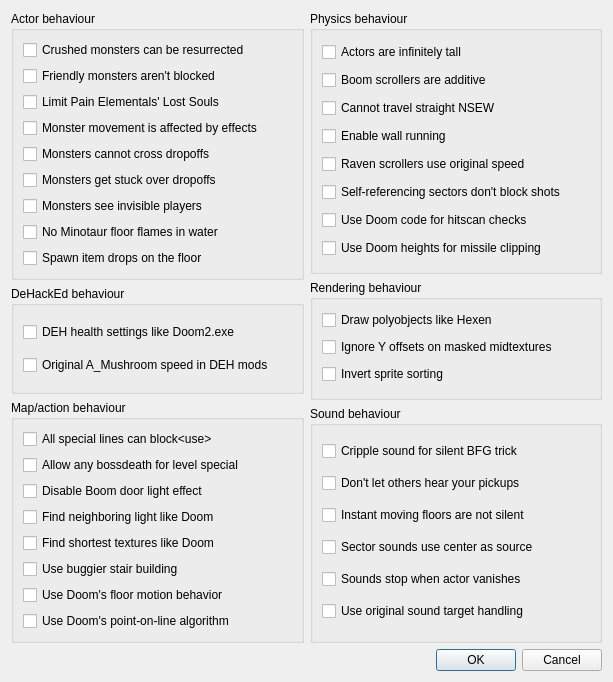
Old version of the form Forms/CompatOptsDialog.ui in the repository Youda008/DoomRunner.
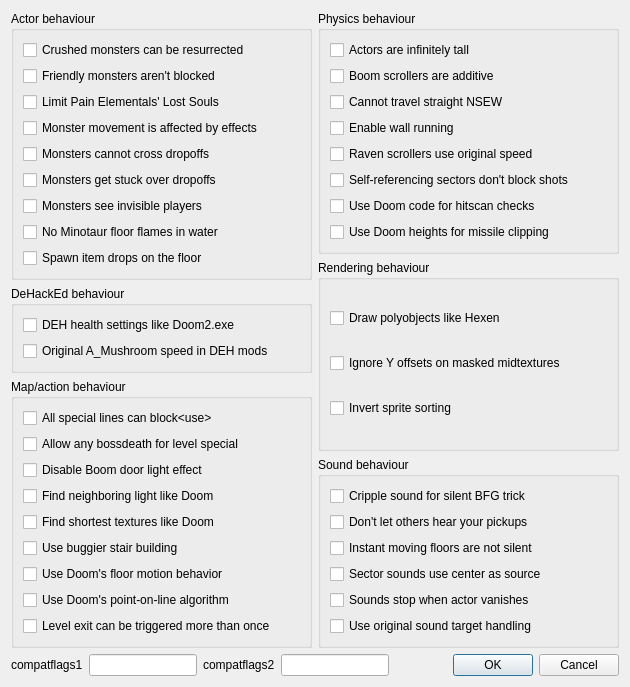
New version of the form.

```diff
--- a/Forms/CompatOptsDialog.ui
+++ b/Forms/CompatOptsDialog.ui
@@ -9,18 +9,28 @@
    <rect>
     <x>0</x>
     <y>0</y>
-    <width>613</width>
-    <height>682</height>
+    <width>630</width>
+    <height>606</height>
    </rect>
   </property>
+  <property name="sizePolicy">
+   <sizepolicy hsizetype="Fixed" vsizetype="Fixed">
+    <horstretch>0</horstretch>
+    <verstretch>0</verstretch>
+   </sizepolicy>
+  </property>
   <property name="windowTitle">
    <string>Compatibility options</string>
   </property>
-  <layout class="QGridLayout" name="gridLayout">
-   <item row="0" column="0" rowspan="2">
+  <layout class="QVBoxLayout" name="verticalLayout_10">
+   <item>
+    <layout class="QHBoxLayout" name="horizontalLayout_4">
+     <item>
+      <layout class="QVBoxLayout" name="verticalLayout_7">
+       <item>
     <widget class="QGroupBox" name="groupBox">
      <property name="sizePolicy">
-      <sizepolicy hsizetype="MinimumExpanding" vsizetype="MinimumExpanding">
+          <sizepolicy hsizetype="Minimum" vsizetype="Minimum">
        <horstretch>0</horstretch>
        <verstretch>0</verstretch>
       </sizepolicy>
@@ -122,10 +132,148 @@
      </layout>
     </widget>
    </item>
-   <item row="0" column="1">
+       <item>
+        <widget class="QGroupBox" name="groupBox_2">
+         <property name="sizePolicy">
+          <sizepolicy hsizetype="Minimum" vsizetype="Minimum">
+           <horstretch>0</horstretch>
+           <verstretch>0</verstretch>
+          </sizepolicy>
+         </property>
+         <property name="title">
+          <string>DeHackEd behaviour</string>
+         </property>
+         <layout class="QVBoxLayout" name="verticalLayout_3">
+          <item>
+           <widget class="QCheckBox" name="dehHealthSettings">
+            <property name="toolTip">
+             <string>&lt;html&gt;&lt;head/&gt;&lt;body&gt;&lt;p&gt;Boom introduced a DeHackEd bug which applied the maximum health setting to medikits and stim packs. Originally it was only supposed to affect health bonuses. Many ZDoom maps, however, use it to limit the maximum overall health so an unconditional fix is no longer possible. Use this option to play vanilla Doom-compatible WADs with DEHACKED modifications that change the maximum health value.&lt;/p&gt;&lt;/body&gt;&lt;/html&gt;</string>
+            </property>
+            <property name="text">
+             <string>DEH health settings like Doom2.exe</string>
+            </property>
+           </widget>
+          </item>
+          <item>
+           <widget class="QCheckBox" name="originalAMushroom">
+            <property name="toolTip">
+             <string>&lt;html&gt;&lt;head/&gt;&lt;body&gt;&lt;p&gt;If enabled, when the A_Mushroom codepointer is called from a state that was modified by a DeHackEd lump, it uses the original MBF behavior of the codepointer. This option does not affect states defined in DECORATE.&lt;/p&gt;&lt;/body&gt;&lt;/html&gt;</string>
+            </property>
+            <property name="text">
+             <string>Original A_Mushroom speed in DEH mods</string>
+            </property>
+           </widget>
+          </item>
+         </layout>
+        </widget>
+       </item>
+       <item>
+        <widget class="QGroupBox" name="groupBox_3">
+         <property name="sizePolicy">
+          <sizepolicy hsizetype="Minimum" vsizetype="Minimum">
+           <horstretch>0</horstretch>
+           <verstretch>0</verstretch>
+          </sizepolicy>
+         </property>
+         <property name="title">
+          <string>Map/action behaviour</string>
+         </property>
+         <layout class="QVBoxLayout" name="verticalLayout_5">
+          <item>
+           <widget class="QCheckBox" name="allSpecialLines">
+            <property name="toolTip">
+             <string>&lt;html&gt;&lt;head/&gt;&lt;body&gt;&lt;p&gt;Restores Doom's original behavior of any special line blocking use actions. ZDoom corrects this so that walkover actions or scrolling lines don't block uses.&lt;/p&gt;&lt;/body&gt;&lt;/html&gt;</string>
+            </property>
+            <property name="text">
+             <string>All special lines can block&lt;use&gt;</string>
+            </property>
+           </widget>
+          </item>
+          <item>
+           <widget class="QCheckBox" name="allowAnyBossdeath">
+            <property name="toolTip">
+             <string>&lt;html&gt;&lt;head/&gt;&lt;body&gt;&lt;p&gt;If enabled, any actor type which calls A_BossDeath triggers the level's special, even if they are not supposed to. This emulates a pre-Doom v1.9 behavior which is exploited by DoomWikiLogoIcon.pngDoomsday of UAC&lt;/p&gt;&lt;/body&gt;&lt;/html&gt;</string>
+            </property>
+            <property name="text">
+             <string>Allow any bossdeath for level special</string>
+            </property>
+           </widget>
+          </item>
+          <item>
+           <widget class="QCheckBox" name="disableBoomDoor">
+            <property name="toolTip">
+             <string>&lt;html&gt;&lt;head/&gt;&lt;body&gt;&lt;p&gt;Disables the Boom/MBF light tag effect for doors. This is to allow maps with incorrectly tagged doors to play properly.&lt;/p&gt;&lt;/body&gt;&lt;/html&gt;</string>
+            </property>
+            <property name="text">
+             <string>Disable Boom door light effect</string>
+            </property>
+           </widget>
+          </item>
+          <item>
+           <widget class="QCheckBox" name="findNeighboringLight">
+            <property name="toolTip">
+             <string>&lt;html&gt;&lt;head/&gt;&lt;body&gt;&lt;p&gt;If enabled, when a light level changes to the highest light level found in neighboring sectors, the search is made only for the first tagged sector, like in Doom.&lt;/p&gt;&lt;/body&gt;&lt;/html&gt;</string>
+            </property>
+            <property name="text">
+             <string>Find neighboring light like Doom</string>
+            </property>
+           </widget>
+          </item>
+          <item>
+           <widget class="QCheckBox" name="findShortestTextures">
+            <property name="toolTip">
+             <string>&lt;html&gt;&lt;head/&gt;&lt;body&gt;&lt;p&gt;Doom treats the first texture in the TEXTURE1 lump as no texture at all. But the function that looks for the shortest texture ignored that and checked texture n°0 as well. This option re-enables this buggy behavior for old WADs that require it.&lt;/p&gt;&lt;/body&gt;&lt;/html&gt;</string>
+            </property>
+            <property name="text">
+             <string>Find shortest textures like Doom</string>
+            </property>
+           </widget>
+          </item>
+          <item>
+           <widget class="QCheckBox" name="useBuggierStair">
+            <property name="toolTip">
+             <string>&lt;html&gt;&lt;head/&gt;&lt;body&gt;&lt;p&gt;When looking for all tagged sectors to build stairs, Doom.exe resumed the search with the last sector of the current stair, not the one following the starting sector.&lt;/p&gt;&lt;/body&gt;&lt;/html&gt;</string>
+            </property>
+            <property name="text">
+             <string>Use buggier stair building</string>
+            </property>
+           </widget>
+          </item>
+          <item>
+           <widget class="QCheckBox" name="useDoomsFloor">
+            <property name="toolTip">
+             <string>&lt;html&gt;&lt;head/&gt;&lt;body&gt;&lt;p&gt;This option undoes a Boom fix to floor movement logic. If this option is on, a floor may rise through the ceiling, or a ceiling may lower through a floor.&lt;/p&gt;&lt;/body&gt;&lt;/html&gt;</string>
+            </property>
+            <property name="text">
+             <string>Use Doom's floor motion behavior</string>
+            </property>
+           </widget>
+          </item>
+          <item>
+           <widget class="QCheckBox" name="useDoomsPointOnLine">
+            <property name="text">
+             <string>Use Doom's point-on-line algorithm</string>
+            </property>
+           </widget>
+          </item>
+          <item>
+           <widget class="QCheckBox" name="levelExit">
+            <property name="text">
+             <string>Level exit can be triggered more than once</string>
+            </property>
+           </widget>
+          </item>
+         </layout>
+        </widget>
+       </item>
+      </layout>
+     </item>
+     <item>
+      <layout class="QVBoxLayout" name="verticalLayout_9">
+       <item>
     <widget class="QGroupBox" name="groupBox_4">
      <property name="sizePolicy">
-      <sizepolicy hsizetype="MinimumExpanding" vsizetype="MinimumExpanding">
+          <sizepolicy hsizetype="Minimum" vsizetype="Minimum">
        <horstretch>0</horstretch>
        <verstretch>0</verstretch>
       </sizepolicy>
@@ -217,10 +365,10 @@
      </layout>
     </widget>
    </item>
-   <item row="1" column="1" rowspan="3">
+       <item>
     <widget class="QGroupBox" name="groupBox_5">
      <property name="sizePolicy">
-      <sizepolicy hsizetype="MinimumExpanding" vsizetype="MinimumExpanding">
+          <sizepolicy hsizetype="Minimum" vsizetype="Minimum">
        <horstretch>0</horstretch>
        <verstretch>0</verstretch>
       </sizepolicy>
@@ -262,137 +410,10 @@
      </layout>
     </widget>
    </item>
-   <item row="2" column="0">
-    <widget class="QGroupBox" name="groupBox_2">
-     <property name="sizePolicy">
-      <sizepolicy hsizetype="MinimumExpanding" vsizetype="MinimumExpanding">
-       <horstretch>0</horstretch>
-       <verstretch>0</verstretch>
-      </sizepolicy>
-     </property>
-     <property name="title">
-      <string>DeHackEd behaviour</string>
-     </property>
-     <layout class="QVBoxLayout" name="verticalLayout_3">
       <item>
-       <widget class="QCheckBox" name="checkBox_10">
-        <property name="toolTip">
-         <string>&lt;html&gt;&lt;head/&gt;&lt;body&gt;&lt;p&gt;Boom introduced a DeHackEd bug which applied the maximum health setting to medikits and stim packs. Originally it was only supposed to affect health bonuses. Many ZDoom maps, however, use it to limit the maximum overall health so an unconditional fix is no longer possible. Use this option to play vanilla Doom-compatible WADs with DEHACKED modifications that change the maximum health value.&lt;/p&gt;&lt;/body&gt;&lt;/html&gt;</string>
-        </property>
-        <property name="text">
-         <string>DEH health settings like Doom2.exe</string>
-        </property>
-       </widget>
-      </item>
-      <item>
-       <widget class="QCheckBox" name="checkBox_11">
-        <property name="toolTip">
-         <string>&lt;html&gt;&lt;head/&gt;&lt;body&gt;&lt;p&gt;If enabled, when the A_Mushroom codepointer is called from a state that was modified by a DeHackEd lump, it uses the original MBF behavior of the codepointer. This option does not affect states defined in DECORATE.&lt;/p&gt;&lt;/body&gt;&lt;/html&gt;</string>
-        </property>
-        <property name="text">
-         <string>Original A_Mushroom speed in DEH mods</string>
-        </property>
-       </widget>
-      </item>
-     </layout>
-    </widget>
-   </item>
-   <item row="3" column="0" rowspan="2">
-    <widget class="QGroupBox" name="groupBox_3">
-     <property name="sizePolicy">
-      <sizepolicy hsizetype="MinimumExpanding" vsizetype="MinimumExpanding">
-       <horstretch>0</horstretch>
-       <verstretch>0</verstretch>
-      </sizepolicy>
-     </property>
-     <property name="title">
-      <string>Map/action behaviour</string>
-     </property>
-     <layout class="QVBoxLayout" name="verticalLayout_5">
-      <item>
-       <widget class="QCheckBox" name="checkBox_12">
-        <property name="toolTip">
-         <string>&lt;html&gt;&lt;head/&gt;&lt;body&gt;&lt;p&gt;Restores Doom's original behavior of any special line blocking use actions. ZDoom corrects this so that walkover actions or scrolling lines don't block uses.&lt;/p&gt;&lt;/body&gt;&lt;/html&gt;</string>
-        </property>
-        <property name="text">
-         <string>All special lines can block&lt;use&gt;</string>
-        </property>
-       </widget>
-      </item>
-      <item>
-       <widget class="QCheckBox" name="checkBox_13">
-        <property name="toolTip">
-         <string>&lt;html&gt;&lt;head/&gt;&lt;body&gt;&lt;p&gt;If enabled, any actor type which calls A_BossDeath triggers the level's special, even if they are not supposed to. This emulates a pre-Doom v1.9 behavior which is exploited by DoomWikiLogoIcon.pngDoomsday of UAC&lt;/p&gt;&lt;/body&gt;&lt;/html&gt;</string>
-        </property>
-        <property name="text">
-         <string>Allow any bossdeath for level special</string>
-        </property>
-       </widget>
-      </item>
-      <item>
-       <widget class="QCheckBox" name="checkBox_14">
-        <property name="toolTip">
-         <string>&lt;html&gt;&lt;head/&gt;&lt;body&gt;&lt;p&gt;Disables the Boom/MBF light tag effect for doors. This is to allow maps with incorrectly tagged doors to play properly.&lt;/p&gt;&lt;/body&gt;&lt;/html&gt;</string>
-        </property>
-        <property name="text">
-         <string>Disable Boom door light effect</string>
-        </property>
-       </widget>
-      </item>
-      <item>
-       <widget class="QCheckBox" name="checkBox_15">
-        <property name="toolTip">
-         <string>&lt;html&gt;&lt;head/&gt;&lt;body&gt;&lt;p&gt;If enabled, when a light level changes to the highest light level found in neighboring sectors, the search is made only for the first tagged sector, like in Doom.&lt;/p&gt;&lt;/body&gt;&lt;/html&gt;</string>
-        </property>
-        <property name="text">
-         <string>Find neighboring light like Doom</string>
-        </property>
-       </widget>
-      </item>
-      <item>
-       <widget class="QCheckBox" name="checkBox_16">
-        <property name="toolTip">
-         <string>&lt;html&gt;&lt;head/&gt;&lt;body&gt;&lt;p&gt;Doom treats the first texture in the TEXTURE1 lump as no texture at all. But the function that looks for the shortest texture ignored that and checked texture n°0 as well. This option re-enables this buggy behavior for old WADs that require it.&lt;/p&gt;&lt;/body&gt;&lt;/html&gt;</string>
-        </property>
-        <property name="text">
-         <string>Find shortest textures like Doom</string>
-        </property>
-       </widget>
-      </item>
-      <item>
-       <widget class="QCheckBox" name="checkBox_17">
-        <property name="toolTip">
-         <string>&lt;html&gt;&lt;head/&gt;&lt;body&gt;&lt;p&gt;When looking for all tagged sectors to build stairs, Doom.exe resumed the search with the last sector of the current stair, not the one following the starting sector.&lt;/p&gt;&lt;/body&gt;&lt;/html&gt;</string>
-        </property>
-        <property name="text">
-         <string>Use buggier stair building</string>
-        </property>
-       </widget>
-      </item>
-      <item>
-       <widget class="QCheckBox" name="checkBox_18">
-        <property name="toolTip">
-         <string>&lt;html&gt;&lt;head/&gt;&lt;body&gt;&lt;p&gt;This option undoes a Boom fix to floor movement logic. If this option is on, a floor may rise through the ceiling, or a ceiling may lower through a floor.&lt;/p&gt;&lt;/body&gt;&lt;/html&gt;</string>
-        </property>
-        <property name="text">
-         <string>Use Doom's floor motion behavior</string>
-        </property>
-       </widget>
-      </item>
-      <item>
-       <widget class="QCheckBox" name="checkBox_19">
-        <property name="text">
-         <string>Use Doom's point-on-line algorithm</string>
-        </property>
-       </widget>
-      </item>
-     </layout>
-    </widget>
-   </item>
-   <item row="4" column="1">
     <widget class="QGroupBox" name="groupBox_6">
      <property name="sizePolicy">
-      <sizepolicy hsizetype="MinimumExpanding" vsizetype="MinimumExpanding">
+          <sizepolicy hsizetype="Minimum" vsizetype="Minimum">
        <horstretch>0</horstretch>
        <verstretch>0</verstretch>
       </sizepolicy>
@@ -464,8 +485,32 @@
      </layout>
     </widget>
    </item>
-   <item row="5" column="0" colspan="2">
+      </layout>
+     </item>
+    </layout>
+   </item>
+   <item>
     <layout class="QHBoxLayout" name="horizontalLayout">
+     <item>
+      <widget class="QLabel" name="compatflags1_label">
+       <property name="text">
+        <string>compatflags1</string>
+       </property>
+      </widget>
+     </item>
+     <item>
+      <widget class="QLineEdit" name="compatflags1_line"/>
+     </item>
+     <item>
+      <widget class="QLabel" name="compatflags2_label">
+       <property name="text">
+        <string>compatflags2</string>
+       </property>
+      </widget>
+     </item>
+     <item>
+      <widget class="QLineEdit" name="compatflags2_line"/>
+     </item>
      <item>
       <spacer name="horizontalSpacer">
        <property name="orientation">
```
Left out of the diff: 52 changed lines with no effect on the pictures. Lines whose indentation alone changed are shown as unchanged.
